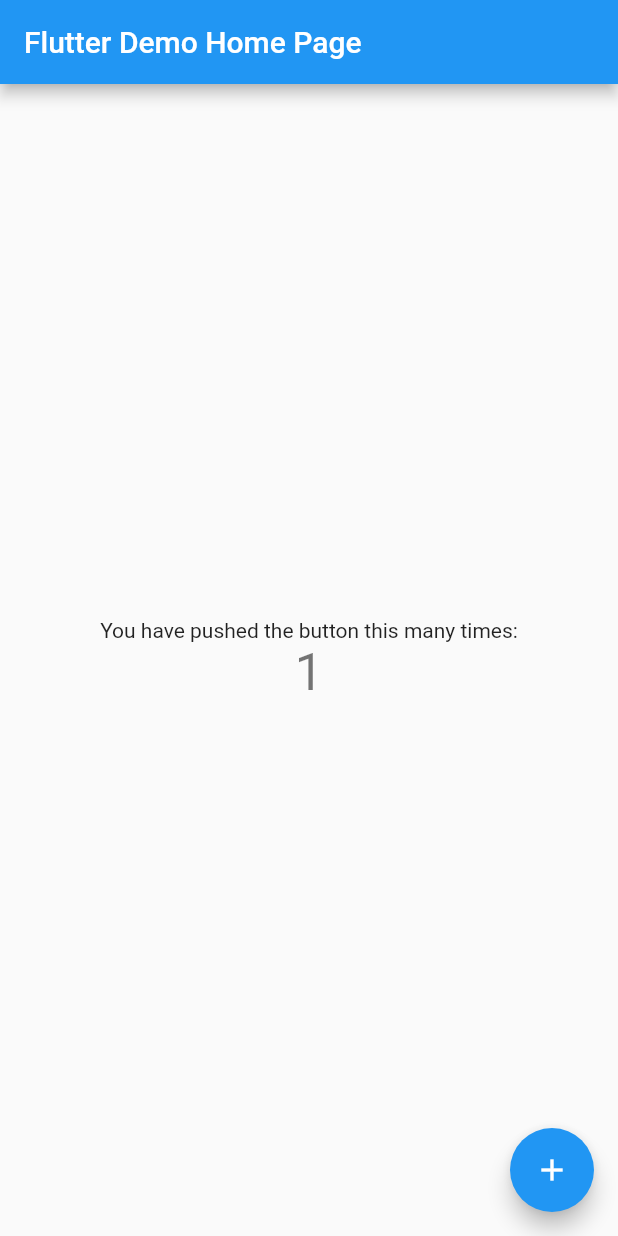
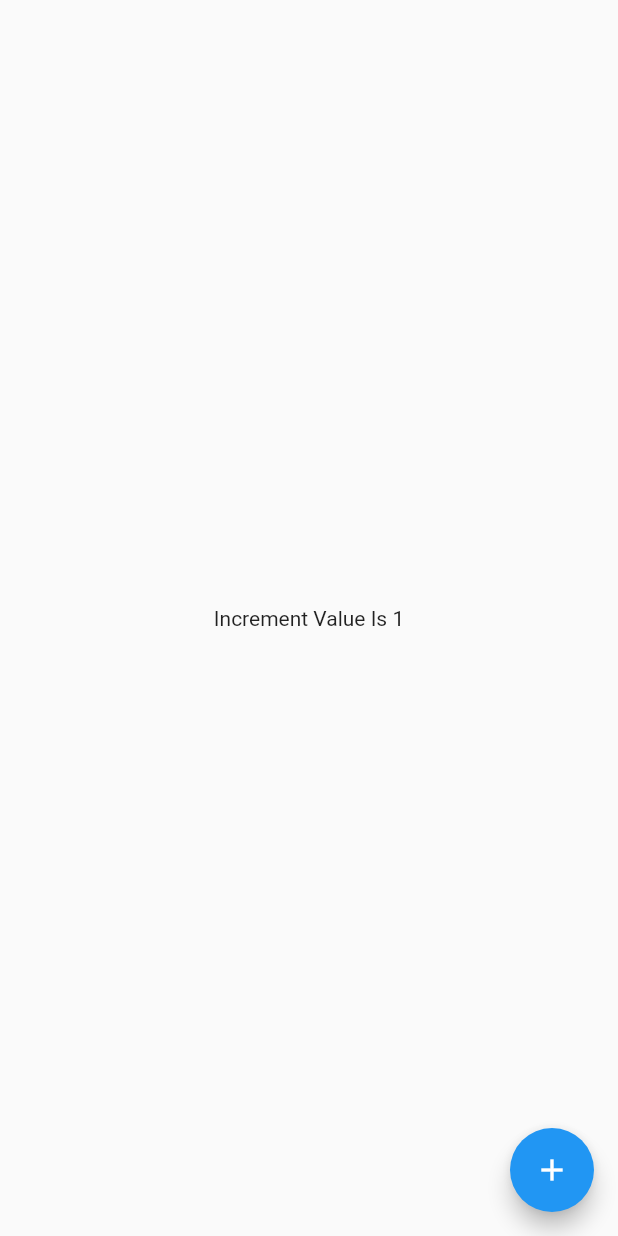
Before and after one commit to PSU94/LearningGetX, a Flutter app: the screen it shows after launch, after a tap on the "add" icon, on a phone screen of 412 x 824 dp. Run offline on Flutter 3.47's test engine with Material 2 defaults, Android fonts, the phone set to English and light mode, and no system bars; our stand-ins replace get.

Commit message:
everytime Incremented by one value

```diff
--- /dev/null
+++ b/lib/controllers/my_home_controller.dart
@@ -0,0 +1,10 @@
+import 'package:get/get.dart';
+
+class MyHomeController extends GetxController{
+  RxInt counter = 0.obs;
+
+  increment(){
+    counter++;
+    update();
+  }
+}
--- a/lib/main.dart
+++ b/lib/main.dart
@@ -1,4 +1,7 @@
 import 'package:flutter/material.dart';
+import 'package:get/get.dart';
+
+import 'ui_screens/home.dart';
 
 void main() {
   runApp(MyApp());
@@ -8,106 +11,12 @@ class MyApp extends StatelessWidget {
   // This widget is the root of your application.
   @override
   Widget build(BuildContext context) {
-    return MaterialApp(
-      title: 'Flutter Demo',
-      theme: ThemeData(
-        // This is the theme of your application.
-        //
-        // Try running your application with "flutter run". You'll see the
-        // application has a blue toolbar. Then, without quitting the app, try
-        // changing the primarySwatch below to Colors.green and then invoke
-        // "hot reload" (press "r" in the console where you ran "flutter run",
-        // or simply save your changes to "hot reload" in a Flutter IDE).
-        // Notice that the counter didn't reset back to zero; the application
-        // is not restarted.
-        primarySwatch: Colors.blue,
-      ),
-      home: MyHomePage(title: 'Flutter Demo Home Page'),
+    return GetMaterialApp(
+      initialRoute: "/home",
+      getPages: [
+        GetPage(name: "/home", page: ()=>MyHome())
+      ],
+      home: MyHome(),
     );
   }
 }
-
-class MyHomePage extends StatefulWidget {
-  MyHomePage({Key? key, required this.title}) : super(key: key);
-
-  // This widget is the home page of your application. It is stateful, meaning
-  // that it has a State object (defined below) that contains fields that affect
-  // how it looks.
-
-  // This class is the configuration for the state. It holds the values (in this
-  // case the title) provided by the parent (in this case the App widget) and
-  // used by the build method of the State. Fields in a Widget subclass are
-  // always marked "final".
-
-  final String title;
-
-  @override
-  _MyHomePageState createState() => _MyHomePageState();
-}
-
-class _MyHomePageState extends State<MyHomePage> {
-  int _counter = 0;
-
-  void _incrementCounter() {
-    setState(() {
-      // This call to setState tells the Flutter framework that something has
-      // changed in this State, which causes it to rerun the build method below
-      // so that the display can reflect the updated values. If we changed
-      // _counter without calling setState(), then the build method would not be
-      // called again, and so nothing would appear to happen.
-      _counter++;
-    });
-  }
-
-  @override
-  Widget build(BuildContext context) {
-    // This method is rerun every time setState is called, for instance as done
-    // by the _incrementCounter method above.
-    //
-    // The Flutter framework has been optimized to make rerunning build methods
-    // fast, so that you can just rebuild anything that needs updating rather
-    // than having to individually change instances of widgets.
-    return Scaffold(
-      appBar: AppBar(
-        // Here we take the value from the MyHomePage object that was created by
-        // the App.build method, and use it to set our appbar title.
-        title: Text(widget.title),
-      ),
-      body: Center(
-        // Center is a layout widget. It takes a single child and positions it
-        // in the middle of the parent.
-        child: Column(
-          // Column is also a layout widget. It takes a list of children and
-          // arranges them vertically. By default, it sizes itself to fit its
-          // children horizontally, and tries to be as tall as its parent.
-          //
-          // Invoke "debug painting" (press "p" in the console, choose the
-          // "Toggle Debug Paint" action from the Flutter Inspector in Android
-          // Studio, or the "Toggle Debug Paint" command in Visual Studio Code)
-          // to see the wireframe for each widget.
-          //
-          // Column has various properties to control how it sizes itself and
-          // how it positions its children. Here we use mainAxisAlignment to
-          // center the children vertically; the main axis here is the vertical
-          // axis because Columns are vertical (the cross axis would be
-          // horizontal).
-          mainAxisAlignment: MainAxisAlignment.center,
-          children: <Widget>[
-            Text(
-              'You have pushed the button this many times:',
-            ),
-            Text(
-              '$_counter',
-              style: Theme.of(context).textTheme.headline4,
-            ),
-          ],
-        ),
-      ),
-      floatingActionButton: FloatingActionButton(
-        onPressed: _incrementCounter,
-        tooltip: 'Increment',
-        child: Icon(Icons.add),
-      ), // This trailing comma makes auto-formatting nicer for build methods.
-    );
-  }
-}
--- /dev/null
+++ b/lib/ui_screens/home.dart
@@ -0,0 +1,20 @@
+
+import 'package:flutter/material.dart';
+import 'package:get/get.dart';
+import 'package:learning_getx/controllers/my_home_controller.dart';
+
+class MyHome extends StatelessWidget {
+  final  controller = Get.put(MyHomeController());
+  @override
+  Widget build(BuildContext context) {
+    return Scaffold(
+      body: Obx(()=>Center(child: Text("Increment Value Is ${controller.counter}"))),
+      floatingActionButton: FloatingActionButton(
+        child: Icon(Icons.add),
+        onPressed: (){
+          controller.increment();
+        },
+      ),
+    );
+  }
+}
--- a/pubspec.yaml
+++ b/pubspec.yaml
@@ -28,7 +28,7 @@ dependencies:
   # The following adds the Cupertino Icons font to your application.
   # Use with the CupertinoIcons class for iOS style icons.
   cupertino_icons: ^1.0.2
-
+  get: ^4.3.8
 dev_dependencies:
   flutter_test:
     sdk: flutter
```
Also changed, not shown: pubspec.lock.
